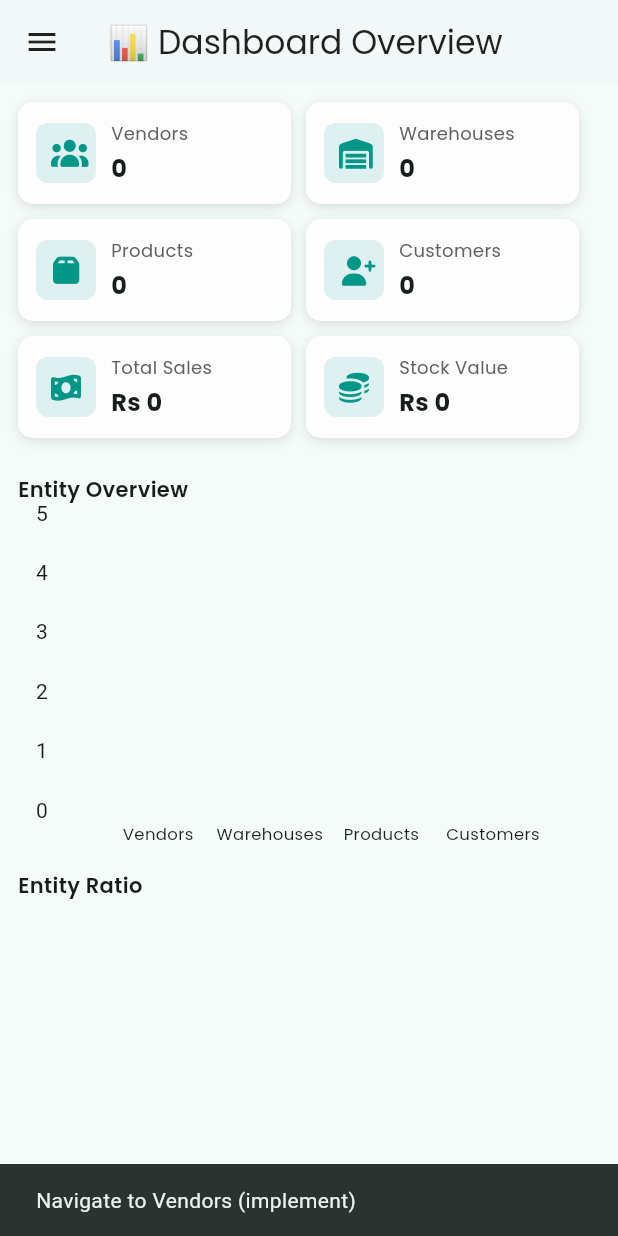
After one commit to MohsinAli-Developer/electronics_erp_app, a Flutter app: the DashboardScreen screen opened by its route, in the side drawer, after a tap on "Vendors", on a phone screen of 412 x 824 dp. The commit adds this screen. Run offline on Flutter 3.47's test engine with Material 3 defaults, Android fonts, the phone set to English and light mode, and no system bars; drawn by our look-alikes of fl_chart; our stand-ins replace font_awesome_flutter, google_fonts, logger; network calls fail.

Commit message:
Dashboard Updated

```diff
--- a/lib/main.dart
+++ b/lib/main.dart
@@ -1,5 +1,6 @@
 import 'package:flutter/material.dart';
 import 'screens/register_screen.dart';
+import 'screens/dashboard.dart';   // <-- required
 
 void main() {
   runApp(const MyApp());
@@ -12,11 +13,20 @@ class MyApp extends StatelessWidget {
   Widget build(BuildContext context) {
     return MaterialApp(
       debugShowCheckedModeBanner: false,
-      title: 'Flutter Registration',
+      title: 'Electronics ERP',
       theme: ThemeData(
-        primarySwatch: Colors.blue,
+        colorScheme: ColorScheme.fromSeed(seedColor: Colors.teal),
+        useMaterial3: true,
       ),
+
+      // START SCREEN → Register
       home: const RegisterScreen(),
+
+      // NAMED ROUTES
+      routes: {
+        "/register": (context) => const RegisterScreen(),
+        "/dashboard": (context) => const DashboardScreen(),
+      },
     );
   }
 }
--- /dev/null
+++ b/lib/screens/dashboard.dart
@@ -0,0 +1,395 @@
+import 'dart:collection';
+import 'package:flutter/material.dart';
+import 'package:font_awesome_flutter/font_awesome_flutter.dart';
+import 'package:google_fonts/google_fonts.dart';
+import 'package:fl_chart/fl_chart.dart';
+import '../services/api_service.dart';
+
+class DashboardScreen extends StatefulWidget {
+  const DashboardScreen({super.key});
+
+  @override
+  State<DashboardScreen> createState() => _DashboardScreenState();
+}
+
+class _DashboardScreenState extends State<DashboardScreen> {
+  bool _loading = true;
+  String? _error;
+
+  int vendorCount = 0;
+  int warehouseCount = 0;
+  int productsCount = 0;
+  int customersCount = 0;
+  double totalSales = 0;
+  double totalStockValue = 0;
+
+  // sales data from API
+  List<Map<String, dynamic>> dailySales = [];
+  List<Map<String, dynamic>> monthlySales = [];
+
+  @override
+  void initState() {
+    super.initState();
+    _loadAllData();
+  }
+
+  Future<void> _loadAllData() async {
+    setState(() {
+      _loading = true;
+      _error = null;
+    });
+
+    try {
+      final results = await Future.wait([
+        ApiService.getVendors(),
+        ApiService.getWarehouses(),
+        ApiService.getProducts(),
+        ApiService.getCustomers(),
+        ApiService.getSalesSummary(),
+      ]);
+
+      final vendors = results[0];
+      final warehouses = results[1];
+      final products = results[2];
+      final customers = results[3];
+      final sales = results[4];
+
+      setState(() {
+        vendorCount = vendors.length;
+        warehouseCount = warehouses.length;
+        productsCount = products.length;
+        customersCount = customers.length;
+
+        // compute stock value from products if fields exist
+        double stockVal = 0;
+        for (var p in products) {
+          final purchasePrice = (p['purchasePrice'] ?? p['PurchasePrice'] ?? 0);
+          final qty = (p['quantityInStock'] ?? p['QuantityInStock'] ?? p['quantity'] ?? 0);
+          final a = _toDouble(purchasePrice);
+          final b = _toDouble(qty);
+          stockVal += a * b;
+        }
+        totalStockValue = stockVal;
+
+        // sales: expect array of objects with saleDate and totalSalesAmount
+        if (sales is List) {
+          dailySales = sales.map<Map<String, dynamic>>((s) {
+            final dateRaw = s['saleDate'] ?? s['SaleDate'] ?? s['date'] ?? s['Date'];
+            DateTime? dt;
+            if (dateRaw != null) {
+              try {
+                dt = DateTime.parse(dateRaw.toString());
+              } catch (_) {
+                // fallback
+                dt = DateTime.tryParse(dateRaw.toString()) ?? DateTime.now();
+              }
+            } else {
+              dt = DateTime.now();
+            }
+            final amt = _toDouble(s['totalSalesAmount'] ?? s['TotalSalesAmount'] ?? s['amount'] ?? 0);
+            return {'date': dt!, 'amount': amt};
+          }).toList();
+
+          // compute totalSales (sum)
+          totalSales = dailySales.fold(0.0, (p, e) => p + (e['amount'] as double));
+
+          // compute monthly aggregation
+          final Map<String, double> monthly = SplayTreeMap(); // sorted map
+          for (var item in dailySales) {
+            final DateTime d = item['date'];
+            final key = '${_monthLabel(d)} ${d.year}';
+            monthly[key] = (monthly[key] ?? 0) + (item['amount'] as double);
+          }
+          monthlySales = monthly.entries
+              .map((e) => {'month': e.key, 'total': e.value})
+              .toList();
+        } else {
+          dailySales = [];
+          monthlySales = [];
+        }
+      });
+    } catch (ex, st) {
+      setState(() {
+        _error = ex.toString();
+        // keep loading false
+      });
+      debugPrint('API error: $ex\n$st');
+    } finally {
+      setState(() {
+        _loading = false;
+      });
+    }
+  }
+
+  double _toDouble(dynamic v) {
+    if (v == null) return 0.0;
+    if (v is num) return v.toDouble();
+    final s = v.toString();
+    return double.tryParse(s.replaceAll(',', '')) ?? 0.0;
+  }
+
+  String _monthLabel(DateTime d) {
+    const months = ['Jan','Feb','Mar','Apr','May','Jun','Jul','Aug','Sep','Oct','Nov','Dec'];
+    return months[d.month - 1];
+  }
+
+  @override
+  Widget build(BuildContext context) {
+    return Scaffold(
+      appBar: AppBar(
+        title: Text('📊 Dashboard Overview', style: GoogleFonts.poppins()),
+        backgroundColor: Colors.white,
+        foregroundColor: Colors.black87,
+        elevation: 1,
+      ),
+      drawer: _buildDrawer(context),
+      body: _loading
+          ? const Center(child: CircularProgressIndicator())
+          : _error != null
+          ? _buildError()
+          : _buildContent(),
+    );
+  }
+
+  Widget _buildError() {
+    return Center(
+      child: Padding(
+        padding: const EdgeInsets.symmetric(horizontal: 20),
+        child: Column(mainAxisSize: MainAxisSize.min, children: [
+          Icon(Icons.error_outline, size: 48, color: Colors.red.shade400),
+          const SizedBox(height: 12),
+          Text('Failed to load data', style: GoogleFonts.poppins(fontSize: 18, fontWeight: FontWeight.w600)),
+          const SizedBox(height: 8),
+          Text(_error ?? '', textAlign: TextAlign.center),
+          const SizedBox(height: 12),
+          ElevatedButton.icon(
+            onPressed: _loadAllData,
+            icon: const Icon(Icons.refresh),
+            label: const Text('Retry'),
+          ),
+        ]),
+      ),
+    );
+  }
+
+  Widget _buildContent() {
+    return RefreshIndicator(
+      onRefresh: _loadAllData,
+      child: SingleChildScrollView(
+        physics: const AlwaysScrollableScrollPhysics(),
+        padding: const EdgeInsets.all(12),
+        child: Column(
+          crossAxisAlignment: CrossAxisAlignment.start,
+          children: [
+            // KPI rows
+            Wrap(spacing: 10, runSpacing: 10, children: [
+              _kpiCard(icon: FontAwesomeIcons.users, label: 'Vendors', value: vendorCount.toString()),
+              _kpiCard(icon: FontAwesomeIcons.warehouse, label: 'Warehouses', value: warehouseCount.toString()),
+              _kpiCard(icon: FontAwesomeIcons.box, label: 'Products', value: productsCount.toString()),
+              _kpiCard(icon: FontAwesomeIcons.userPlus, label: 'Customers', value: customersCount.toString()),
+              _kpiCard(icon: FontAwesomeIcons.moneyBillWave, label: 'Total Sales', value: 'Rs ${totalSales.toInt()}'),
+              _kpiCard(icon: FontAwesomeIcons.coins, label: 'Stock Value', value: 'Rs ${totalStockValue.toInt()}'),
+            ]),
+
+            const SizedBox(height: 18),
+
+            // Entity Overview (bar)
+            _sectionTitle('Entity Overview'),
+            SizedBox(height: 220, child: _entityBarChart()),
+
+            const SizedBox(height: 12),
+
+            // Entity Ratio (pie)
+            _sectionTitle('Entity Ratio'),
+            SizedBox(height: 220, child: _entityPieChart()),
+
+            const SizedBox(height: 12),
+
+            // Monthly Sales
+            _sectionTitle('Monthly Sales'),
+            SizedBox(height: 240, child: _monthlyBarChart()),
+
+            const SizedBox(height: 12),
+
+            // Daily Sales (line)
+            _sectionTitle('Daily Sales'),
+            SizedBox(height: 220, child: _dailyLineChart()),
+
+            const SizedBox(height: 24),
+          ],
+        ),
+      ),
+    );
+  }
+
+  Widget _kpiCard({required IconData icon, required String label, required String value}) {
+    final double w = (MediaQuery.of(context).size.width - 48) / 2;
+    return Container(
+      width: w < 160 ? MediaQuery.of(context).size.width - 24 : w,
+      padding: const EdgeInsets.all(12),
+      decoration: BoxDecoration(
+        color: Colors.white.withOpacity(0.95),
+        borderRadius: BorderRadius.circular(10),
+        boxShadow: [BoxShadow(color: Colors.black12, blurRadius: 6, offset: const Offset(0, 2))],
+      ),
+      child: Row(children: [
+        Container(
+          padding: const EdgeInsets.all(10),
+          decoration: BoxDecoration(color: Colors.teal.withOpacity(0.12), borderRadius: BorderRadius.circular(8)),
+          child: Icon(icon, color: Colors.teal, size: 20),
+        ),
+        const SizedBox(width: 10),
+        Column(crossAxisAlignment: CrossAxisAlignment.start, children: [
+          Text(label, style: GoogleFonts.poppins(fontSize: 12, color: Colors.grey[700])),
+          const SizedBox(height: 4),
+          Text(value, style: GoogleFonts.poppins(fontSize: 16, fontWeight: FontWeight.w700)),
+        ])
+      ]),
+    );
+  }
+
+  Widget _sectionTitle(String title) {
+    return Padding(
+      padding: const EdgeInsets.symmetric(vertical: 6),
+      child: Text(title, style: GoogleFonts.poppins(fontSize: 14, fontWeight: FontWeight.w600)),
+    );
+  }
+
+  // ---------------- Charts ----------------
+
+  Widget _entityBarChart() {
+    final values = [vendorCount.toDouble(), warehouseCount.toDouble(), productsCount.toDouble(), customersCount.toDouble()];
+    return Padding(
+      padding: const EdgeInsets.symmetric(horizontal: 6),
+      child: BarChart(
+        BarChartData(
+          maxY: (values.reduce((a,b) => a>b?a:b) + 5).toDouble(),
+          barGroups: List.generate(values.length, (i) => BarChartGroupData(x: i, barRods: [
+            BarChartRodData(toY: values[i], color: _colorForIndex(i), width: 18, borderRadius: BorderRadius.circular(6))
+          ])),
+          titlesData: FlTitlesData(
+            leftTitles: AxisTitles(sideTitles: SideTitles(showTitles: true)),
+            bottomTitles: AxisTitles(sideTitles: SideTitles(
+                showTitles: true,
+                getTitlesWidget: (double val, _) {
+                  const labels = ['Vendors','Warehouses','Products','Customers'];
+                  final idx = val.toInt();
+                  if (idx < 0 || idx >= labels.length) return const SizedBox.shrink();
+                  return SideTitleWidget(child: Text(labels[idx], style: GoogleFonts.poppins(fontSize: 11)), axisSide: AxisSide.bottom);
+                }
+            )),
+            topTitles: const AxisTitles(),
+            rightTitles: const AxisTitles(),
+          ),
+          gridData: FlGridData(show: false),
+          borderData: FlBorderData(show: false),
+        ),
+      ),
+    );
+  }
+
+  Widget _entityPieChart() {
+    final sections = [
+      PieChartSectionData(value: vendorCount.toDouble(), color: const Color(0xFF0dcaf0), title: vendorCount.toString(), radius: 50, titleStyle: GoogleFonts.poppins(color: Colors.white)),
+      PieChartSectionData(value: warehouseCount.toDouble(), color: const Color(0xFFffc107), title: warehouseCount.toString(), radius: 45, titleStyle: GoogleFonts.poppins(color: Colors.white)),
+      PieChartSectionData(value: productsCount.toDouble(), color: const Color(0xFF20c997), title: productsCount.toString(), radius: 50, titleStyle: GoogleFonts.poppins(color: Colors.white)),
+      PieChartSectionData(value: customersCount.toDouble(), color: const Color(0xFF6610f2), title: customersCount.toString(), radius: 40, titleStyle: GoogleFonts.poppins(color: Colors.white)),
+    ];
+    return Padding(
+      padding: const EdgeInsets.symmetric(horizontal: 6.0),
+      child: PieChart(PieChartData(sections: sections, centerSpaceRadius: 30)),
+    );
+  }
+
+  Widget _monthlyBarChart() {
+    final labels = monthlySales.map((m) => m['month'].toString()).toList();
+    final values = monthlySales.map((m) => _toDouble(m['total'])).toList();
+    final max = values.isEmpty ? 10.0 : (values.reduce((a,b) => a>b?a:b) * 1.2);
+
+    return Padding(
+      padding: const EdgeInsets.symmetric(horizontal: 6),
+      child: BarChart(
+        BarChartData(
+          maxY: max,
+          barGroups: List.generate(values.length, (i) => BarChartGroupData(x: i, barRods: [BarChartRodData(toY: values[i], color: Colors.teal, width: 14, borderRadius: BorderRadius.circular(6))])),
+          titlesData: FlTitlesData(
+            bottomTitles: AxisTitles(sideTitles: SideTitles(
+              showTitles: labels.length <= 8,
+              getTitlesWidget: (val, _) {
+                final idx = val.toInt();
+                if (idx < 0 || idx >= labels.length) return const SizedBox();
+                return SideTitleWidget(child: Text(labels[idx], style: GoogleFonts.poppins(fontSize: 10)), axisSide: AxisSide.bottom);
+              },
+            )),
+            leftTitles: AxisTitles(sideTitles: SideTitles(showTitles: true)),
+            rightTitles: const AxisTitles(),
+            topTitles: const AxisTitles(),
+          ),
+          gridData: FlGridData(show: false),
+          borderData: FlBorderData(show: false),
+        ),
+      ),
+    );
+  }
+
+  Widget _dailyLineChart() {
+    // show last up-to 12 points
+    final points = dailySales;
+    final lastN = points.length > 20 ? 20 : points.length;
+    final slice = points.sublist(points.length - lastN, points.length);
+    final spots = List.generate(slice.length, (i) => FlSpot(i.toDouble(), _toDouble(slice[i]['amount'])));
+
+    return Padding(
+      padding: const EdgeInsets.symmetric(horizontal: 6),
+      child: LineChart(LineChartData(
+        minY: 0,
+        lineBarsData: [
+          LineChartBarData(isCurved: true, spots: spots, color: Colors.green, belowBarData: BarAreaData(show: true, color: Colors.green.withOpacity(0.18)), dotData: FlDotData(show: false), barWidth: 2.5,)
+        ],
+        titlesData: FlTitlesData(leftTitles: AxisTitles(sideTitles: SideTitles(showTitles: true)), bottomTitles: AxisTitles(sideTitles: SideTitles(showTitles: false))),
+        gridData: FlGridData(show: false),
+        borderData: FlBorderData(show: false),
+      )),
+    );
+  }
+
+  Color _colorForIndex(int i) {
+    const cols = [Color(0xFF0dcaf0), Color(0xFFffc107), Color(0xFF20c997), Color(0xFF6610f2)];
+    return cols[i % cols.length];
+  }
+
+  // ---------------- Drawer ----------------
+  Widget _buildDrawer(BuildContext context) {
+    return Drawer(
+      child: SafeArea(
+        child: Column(
+          children: [
+            ListTile(
+              leading: const CircleAvatar(backgroundColor: Colors.teal, child: Icon(Icons.dashboard, color: Colors.white)),
+              title: Text('MyERP', style: GoogleFonts.poppins(fontWeight: FontWeight.w700)),
+              subtitle: Text('Admin', style: GoogleFonts.poppins(fontSize: 12)),
+            ),
+            const Divider(),
+            ListTile(leading: const Icon(Icons.people), title: const Text('Vendors'), onTap: () => _navigatePlaceholder('Vendors')),
+            ListTile(leading: const Icon(Icons.shopping_cart), title: const Text('Purchases'), onTap: () => _navigatePlaceholder('Purchases')),
+            ListTile(leading: const Icon(Icons.inventory_2), title: const Text('Products'), onTap: () => _navigatePlaceholder('Products')),
+            ListTile(leading: const Icon(Icons.warehouse), title: const Text('Warehouses'), onTap: () => _navigatePlaceholder('Warehouses')),
+            ListTile(leading: const Icon(Icons.bar_chart), title: const Text('Sales Summary'), onTap: () => _navigatePlaceholder('Sales Summary')),
+            const Spacer(),
+            const Divider(),
+            ListTile(leading: const Icon(Icons.logout), title: const Text('Logout'), onTap: () {
+              // implement logout flow if needed
+              Navigator.of(context).pop();
+            }),
+            const SizedBox(height: 12)
+          ],
+        ),
+      ),
+    );
+  }
+
+  void _navigatePlaceholder(String name) {
+    Navigator.of(context).pop();
+    ScaffoldMessenger.of(context).showSnackBar(SnackBar(content: Text('Navigate to $name (implement)')));
+  }
+}
--- a/lib/screens/register_screen.dart
+++ b/lib/screens/register_screen.dart
@@ -40,11 +40,20 @@ class _RegisterScreenState extends State<RegisterScreen> {
       ),
     );
 
+    // if (success) {
+    //   _nameController.clear();
+    //   _passwordController.clear();
+    //   setState(() => _selectedRole = 1);
+    // }
     if (success) {
-      _nameController.clear();
-      _passwordController.clear();
-      setState(() => _selectedRole = 1);
+      ScaffoldMessenger.of(context).showSnackBar(
+        const SnackBar(content: Text("Registration Successful!")),
+      );
+
+      // 🔥 Redirect to Dashboard
+      Navigator.pushReplacementNamed(context, "/dashboard");
     }
+
   }
 
   @override
--- a/lib/services/api_service.dart
+++ b/lib/services/api_service.dart
@@ -1,46 +1,152 @@
+// import 'dart:convert';
+// import 'package:http/http.dart' as http;
+// import 'package:logger/logger.dart';
+// import '../config/api_config.dart'; // <--- import only once
+//
+// class ApiService {
+//   static final Logger _logger = Logger();
+//
+//   // Correct URL for Android Emulator
+//   // static const String baseUrl = 'https://localhost:7183/api/Auth/register';
+//   //static const String baseUrl = 'http://192.168.1.7:5010/api/Auth';
+//
+//   static Future<bool> registerUser(String name, int role,
+//       String password) async {
+//     final url = Uri.parse('${ApiConfig.baseUrl}/Auth/register');
+//
+//     _logger.i("Calling URL: $url"); // <-- added
+//     _logger.i("Body: ${jsonEncode(
+//         {"name": name, "role": role, "password": password})}");
+//
+//     try {
+//       final response = await http.post(
+//         url,
+//         headers: {'Content-Type': 'application/json'},
+//         body: jsonEncode({
+//           "name": name,
+//           "role": role,
+//           "password": password,
+//         }),
+//       );
+//
+//       _logger.i("Status: ${response.statusCode}"); // <-- added
+//       _logger.i("Response: ${response.body}"); // <-- added
+//
+//       if (response.statusCode == 200 || response.statusCode == 201) {
+//         return true;
+//       } else {
+//         _logger.e("Server Error: ${response.statusCode} - ${response.body}");
+//         return false;
+//       }
+//     } catch (e) {
+//       _logger.e("Request Failed: $e");
+//       return false;
+//     }
+//   }
+// }
+
+
+
 import 'dart:convert';
 import 'package:http/http.dart' as http;
 import 'package:logger/logger.dart';
-import '../config/api_config.dart'; // <--- import only once
+import '../config/api_config.dart';
 
 class ApiService {
   static final Logger _logger = Logger();
 
-  // Correct URL for Android Emulator
-  // static const String baseUrl = 'https://localhost:7183/api/Auth/register';
-  //static const String baseUrl = 'http://192.168.1.7:5010/api/Auth';
+  // ---------------------------
+  // COMMON GET REQUEST METHOD
+  // ---------------------------
+  static Future<dynamic> getRequest(String endpoint) async {
+    final url = Uri.parse("${ApiConfig.baseUrl}$endpoint");
 
-  static Future<bool> registerUser(String name, int role,
-      String password) async {
-    final url = Uri.parse('${ApiConfig.baseUrl}/Auth/register');
+    _logger.i("GET → $url");
 
-    _logger.i("Calling URL: $url"); // <-- added
-    _logger.i("Body: ${jsonEncode(
-        {"name": name, "role": role, "password": password})}");
+    try {
+      final response = await http.get(url);
+
+      _logger.i("Status: ${response.statusCode}");
+      _logger.i("Response: ${response.body}");
+
+      if (response.statusCode == 200) {
+        return jsonDecode(response.body);
+      } else {
+        _logger.e("GET Error ${response.statusCode}");
+        return null;
+      }
+    } catch (e) {
+      _logger.e("GET Exception: $e");
+      return null;
+    }
+  }
+
+  // ---------------------------
+  // COMMON POST REQUEST METHOD
+  // ---------------------------
+  static Future<dynamic> postRequest(String endpoint, Map<String, dynamic> body) async {
+    final url = Uri.parse("${ApiConfig.baseUrl}$endpoint");
+
+    _logger.i("POST → $url");
+    _logger.i("Body: ${jsonEncode(body)}");
 
     try {
       final response = await http.post(
         url,
         headers: {'Content-Type': 'application/json'},
-        body: jsonEncode({
-          "name": name,
-          "role": role,
-          "password": password,
-        }),
+        body: jsonEncode(body),
       );
 
-      _logger.i("Status: ${response.statusCode}"); // <-- added
-      _logger.i("Response: ${response.body}"); // <-- added
+      _logger.i("Status: ${response.statusCode}");
+      _logger.i("Response: ${response.body}");
 
       if (response.statusCode == 200 || response.statusCode == 201) {
-        return true;
+        return jsonDecode(response.body);
       } else {
-        _logger.e("Server Error: ${response.statusCode} - ${response.body}");
-        return false;
+        _logger.e("POST Error ${response.statusCode}");
+        return null;
       }
     } catch (e) {
-      _logger.e("Request Failed: $e");
-      return false;
+      _logger.e("POST Exception: $e");
+      return null;
     }
   }
+
+  // ============================================================
+  //                     AUTH API
+  // ============================================================
+
+  static Future<bool> registerUser(String name, int role, String password) async {
+    final response = await postRequest("/Auth/register", {
+      "name": name,
+      "role": role,
+      "password": password,
+    });
+
+    return response != null;
+  }
+
+  // ============================================================
+  //                    DASHBOARD API CALLS
+  // ============================================================
+
+  static Future<List<dynamic>> getVendors() async {
+    return await getRequest("/Vendors") ?? [];
+  }
+
+  static Future<List<dynamic>> getWarehouses() async {
+    return await getRequest("/Warehouse") ?? [];
+  }
+
+  static Future<List<dynamic>> getProducts() async {
+    return await getRequest("/Products") ?? [];
+  }
+
+  static Future<List<dynamic>> getCustomers() async {
+    return await getRequest("/Customers") ?? [];
+  }
+
+  static Future<List<dynamic>> getSalesSummary() async {
+    return await getRequest("/StockMovement/GetSalesSummary") ?? [];
+  }
 }
--- a/pubspec.yaml
+++ b/pubspec.yaml
@@ -12,6 +12,9 @@ dependencies:
     sdk: flutter
   http: ^1.2.2
   logger: ^2.6.2
+  fl_chart: ^0.65.0
+  google_fonts: ^4.0.3
+  font_awesome_flutter: ^10.4.0
 
 dev_dependencies:
   flutter_test:
```
Also changed, not shown: pubspec.lock.
